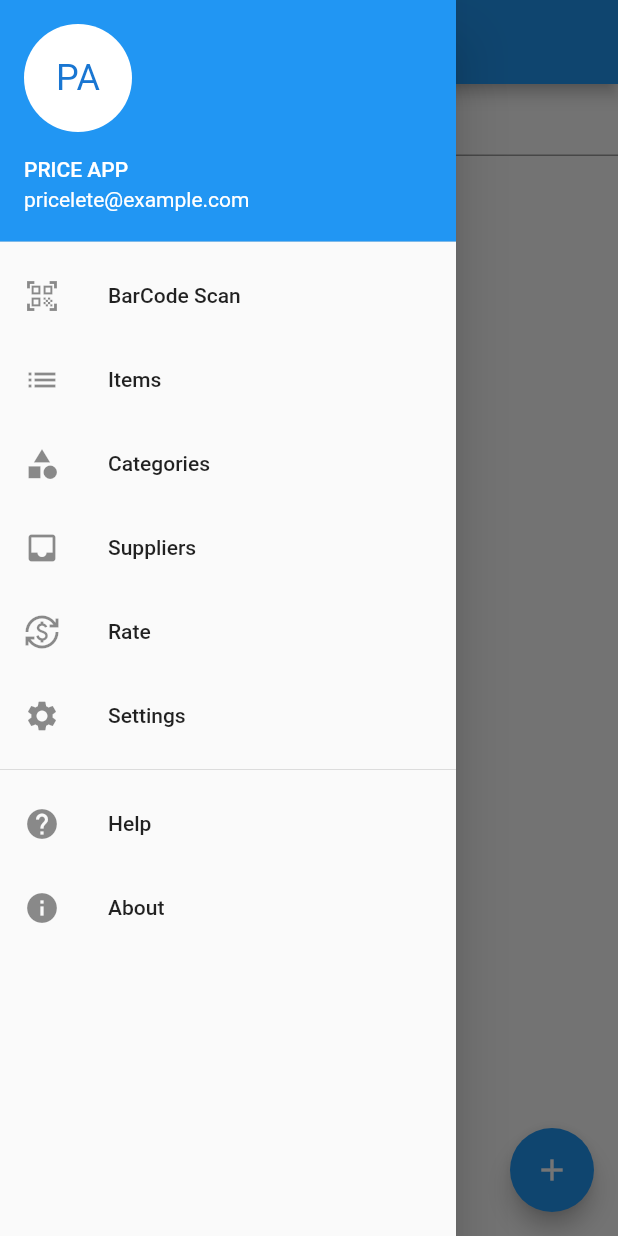
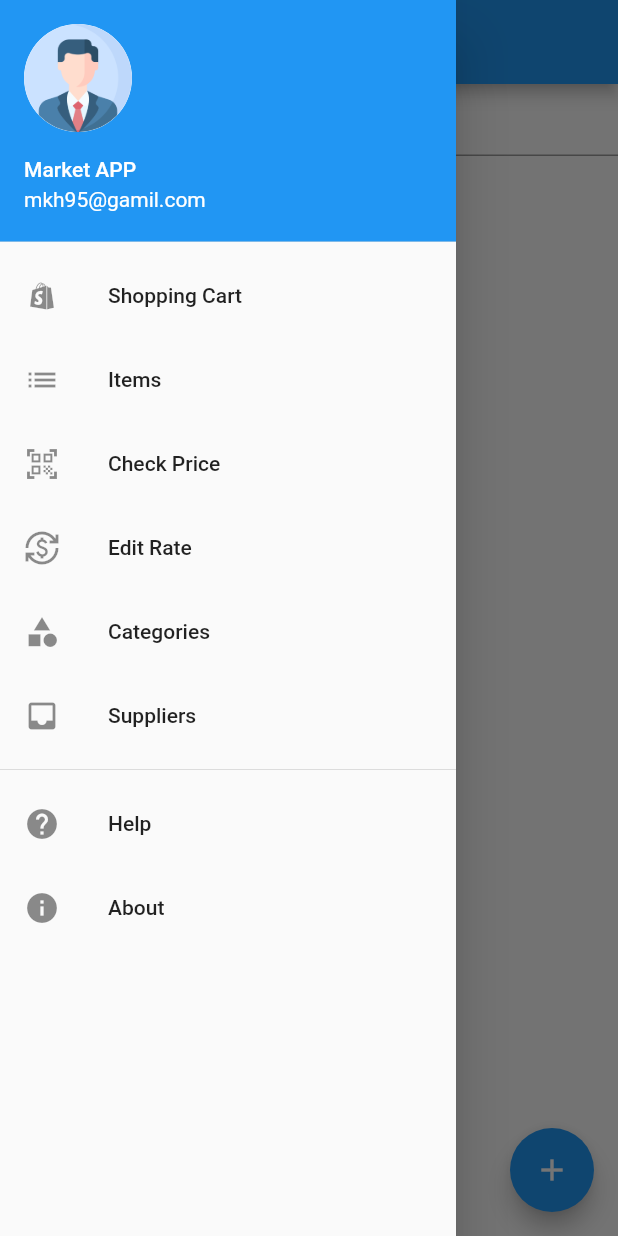
Before and after one commit to samira1500/pricelet_app, a Flutter app: the screen it shows after launch, with the side drawer open, on a phone screen of 412 x 824 dp. Run offline on Flutter 3.47's test engine with Material 2 defaults, Android fonts, the phone set to English and light mode, and no system bars; our stand-ins replace floor, sqflite, webview_flutter; missing offline and left inert: flutter_barcode_scanner; accounts and stored records are empty; generated files the repository leaves out were written again.

Commit message:
shoping carts

```diff
--- /dev/null
+++ b/lib/app_routes.dart
@@ -0,0 +1,13 @@
+import 'package:flutter/material.dart';
+import 'package:pricelet_app/home_page.dart';
+import 'package:pricelet_app/shopping_cart.dart';
+
+class AppRoutes {
+  static const String home = '/';
+  static const String cart = '/cart';
+
+  static Map<String, WidgetBuilder> routes = {
+    home: (context) => HomePage(homeTitle: 'Pricelet App'),
+    cart: (context) => const ShoppingCard(),
+  };
+}
--- a/lib/custom_drawer.dart
+++ b/lib/custom_drawer.dart
@@ -2,6 +2,7 @@ import 'package:flutter/material.dart';
 import 'package:pricelet_app/barcode_scanner.dart';
 import 'package:pricelet_app/home_page.dart';
 import 'package:pricelet_app/lira_rate.dart';
+import 'package:pricelet_app/shopping_cart.dart';
 
 class MyDrawer extends StatelessWidget {
   @override
@@ -11,26 +12,22 @@ class MyDrawer extends StatelessWidget {
         padding: EdgeInsets.zero,
         children: <Widget>[
           const UserAccountsDrawerHeader(
-            accountName: Text('PRICE APP'),
-            accountEmail: Text('pricelete@example.com'),
+            accountName: Text('Market APP'),
+            accountEmail: Text('mkh95@gamil.com'),
             currentAccountPicture: CircleAvatar(
+              backgroundImage: AssetImage('assets/images/3135715.png'),
               backgroundColor: Colors.white,
-              child: Text(
-                'PA',
-                style: TextStyle(fontSize: 24.0),
-              ),
             ),
           ),
           ListTile(
-            leading: Icon(Icons.qr_code_scanner),
-            title: Text('BarCode Scan'),
+            leading: Icon(Icons.shopify_sharp),
+            title: Text('Shopping Cart'),
             onTap: () {
-              // Handle home route
               Navigator.pop(context);
-              Navigator.push(
+              Navigator.push<void>(
                 context,
-                MaterialPageRoute(
-                  builder: (context) => BarcodeScannerWidget(),
+                MaterialPageRoute<void>(
+                  builder: (BuildContext context) => const ShoppingCard(),
                 ),
               );
             },
@@ -50,6 +47,33 @@ class MyDrawer extends StatelessWidget {
             },
           ),
           ListTile(
+            leading: Icon(Icons.qr_code_scanner),
+            title: Text('Check Price'),
+            onTap: () {
+              // Handle home route
+              Navigator.pop(context);
+              Navigator.push(
+                context,
+                MaterialPageRoute(
+                  builder: (context) => BarcodeScannerWidget(),
+                ),
+              );
+            },
+          ),
+          ListTile(
+            leading: Icon(Icons.currency_exchange),
+            title: Text('Edit Rate'),
+            onTap: () {
+              Navigator.pop(context);
+              Navigator.push(
+                context,
+                MaterialPageRoute(
+                  builder: (context) => MyWebView(),
+                ),
+              );
+            },
+          ),
+          ListTile(
             leading: Icon(Icons.category),
             title: Text('Categories'),
             onTap: () {
@@ -61,26 +85,6 @@ class MyDrawer extends StatelessWidget {
             title: Text('Suppliers'),
             onTap: () {
               // Handle home route
-            },
-          ),
-          ListTile(
-            leading: Icon(Icons.currency_exchange),
-            title: Text('Rate'),
-            onTap: () {
-              Navigator.pop(context);
-              Navigator.push(
-                context,
-                MaterialPageRoute(
-                  builder: (context) => MyWebView(),
-                ),
-              );
-            },
-          ),
-          ListTile(
-            leading: Icon(Icons.settings),
-            title: Text('Settings'),
-            onTap: () {
-              // Handle settings route
             },
           ),
           Divider(),
--- a/lib/main.dart
+++ b/lib/main.dart
@@ -1,4 +1,5 @@
 import 'package:flutter/material.dart';
+import 'package:pricelet_app/app_routes.dart';
 import 'package:pricelet_app/home_page.dart';
 
 void main() {
@@ -11,7 +12,7 @@ class MyApp extends StatelessWidget {
   @override
   Widget build(BuildContext context) {
     return MaterialApp(
-      home: HomePage(homeTitle: 'Pricelet App'),
+      routes: AppRoutes.routes,
     );
   }
 }
--- a/pubspec.yaml
+++ b/pubspec.yaml
@@ -22,4 +22,6 @@ dev_dependencies:
   build_runner: ^2.3.3
 
 flutter:
+  assets:
+    - assets/images/
   uses-material-design: true
```
Also changed, not shown: lib/shopping_cart.dart (added, +75 -0 lines), assets/images/3135715.png (added).
